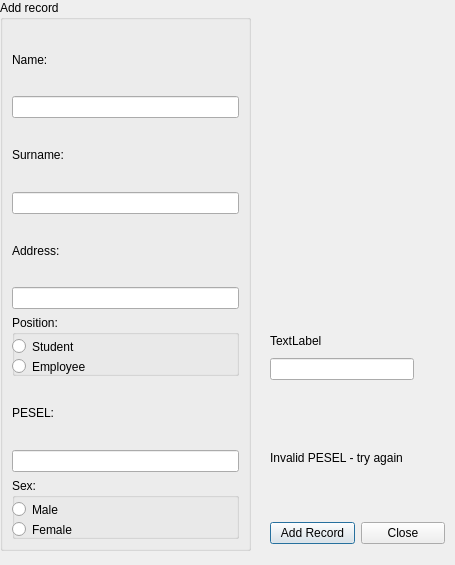
Old version of the form src/app/addrecordform.ui in the repository Aleksiiej/university-db-2.
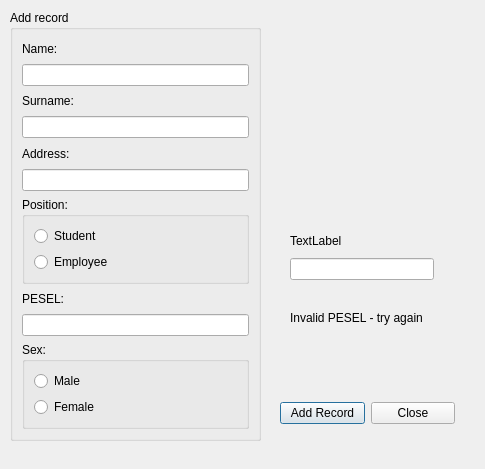
New version of the form.

Diff of the .ui file:
```diff
--- a/src/app/addrecordform.ui
+++ b/src/app/addrecordform.ui
@@ -6,8 +6,8 @@
    <rect>
     <x>0</x>
     <y>0</y>
-    <width>455</width>
-    <height>565</height>
+    <width>485</width>
+    <height>469</height>
    </rect>
   </property>
   <property name="windowTitle">
@@ -16,8 +16,8 @@
   <widget class="QWidget" name="layoutWidget">
    <property name="geometry">
     <rect>
-     <x>270</x>
-     <y>520</y>
+     <x>280</x>
+     <y>400</y>
      <width>175</width>
      <height>27</height>
     </rect>
@@ -42,10 +42,10 @@
   <widget class="QGroupBox" name="groupBox">
    <property name="geometry">
     <rect>
-     <x>0</x>
-     <y>0</y>
+     <x>10</x>
+     <y>10</y>
      <width>251</width>
-     <height>551</height>
+     <height>431</height>
     </rect>
    </property>
    <property name="title">
@@ -55,6 +55,8 @@
     <item>
      <layout class="QVBoxLayout" name="verticalLayout">
       <item>
+       <layout class="QVBoxLayout" name="verticalLayout_10">
+        <item>
        <widget class="QLabel" name="label_name">
         <property name="text">
          <string>Name:</string>
@@ -64,6 +66,10 @@
       <item>
        <widget class="QLineEdit" name="lineEdit_name"/>
       </item>
+       </layout>
+      </item>
+      <item>
+       <layout class="QVBoxLayout" name="verticalLayout_11">
       <item>
        <widget class="QLabel" name="label_surname">
         <property name="text">
@@ -74,6 +80,10 @@
       <item>
        <widget class="QLineEdit" name="lineEdit_surname"/>
       </item>
+       </layout>
+      </item>
+      <item>
+       <layout class="QVBoxLayout" name="verticalLayout_12">
       <item>
        <widget class="QLabel" name="label_address">
         <property name="text">
@@ -84,39 +94,33 @@
       <item>
        <widget class="QLineEdit" name="lineEdit_address"/>
       </item>
+       </layout>
+      </item>
       <item>
        <widget class="QGroupBox" name="groupBox_2_position">
         <property name="title">
          <string>Position:</string>
         </property>
+        <layout class="QVBoxLayout" name="verticalLayout_13">
+         <item>
         <widget class="QRadioButton" name="radioButton_student">
-         <property name="geometry">
-          <rect>
-           <x>0</x>
-           <y>20</y>
-           <width>215</width>
-           <height>23</height>
-          </rect>
-         </property>
          <property name="text">
           <string>Student</string>
          </property>
         </widget>
+         </item>
+         <item>
         <widget class="QRadioButton" name="radioButton_employee">
-         <property name="geometry">
-          <rect>
-           <x>0</x>
-           <y>40</y>
-           <width>215</width>
-           <height>23</height>
-          </rect>
-         </property>
          <property name="text">
           <string>Employee</string>
          </property>
         </widget>
+         </item>
+        </layout>
        </widget>
       </item>
+      <item>
+       <layout class="QVBoxLayout" name="verticalLayout_14">
       <item>
        <widget class="QLabel" name="label_pesel">
         <property name="text">
@@ -127,37 +131,29 @@
       <item>
        <widget class="QLineEdit" name="lineEdit_pesel"/>
       </item>
+       </layout>
+      </item>
       <item>
        <widget class="QGroupBox" name="groupBox_3_sex">
         <property name="title">
          <string>Sex:</string>
         </property>
+        <layout class="QVBoxLayout" name="verticalLayout_15">
+         <item>
         <widget class="QRadioButton" name="radioButton_male">
-         <property name="geometry">
-          <rect>
-           <x>0</x>
-           <y>20</y>
-           <width>215</width>
-           <height>23</height>
-          </rect>
-         </property>
          <property name="text">
           <string>Male</string>
          </property>
         </widget>
+         </item>
+         <item>
         <widget class="QRadioButton" name="radioButton_female">
-         <property name="geometry">
-          <rect>
-           <x>0</x>
-           <y>40</y>
-           <width>215</width>
-           <height>23</height>
-          </rect>
-         </property>
          <property name="text">
           <string>Female</string>
          </property>
         </widget>
+         </item>
+        </layout>
        </widget>
       </item>
      </layout>
@@ -167,8 +163,8 @@
   <widget class="QLabel" name="label_invalidpesel">
    <property name="geometry">
     <rect>
-     <x>270</x>
-     <y>450</y>
+     <x>290</x>
+     <y>310</y>
      <width>161</width>
      <height>16</height>
     </rect>
@@ -180,8 +176,8 @@
   <widget class="QWidget" name="layoutWidget">
    <property name="geometry">
     <rect>
-     <x>270</x>
-     <y>330</y>
+     <x>290</x>
+     <y>230</y>
      <width>144</width>
      <height>50</height>
     </rect>
```
Lines whose indentation alone changed are shown as unchanged.
